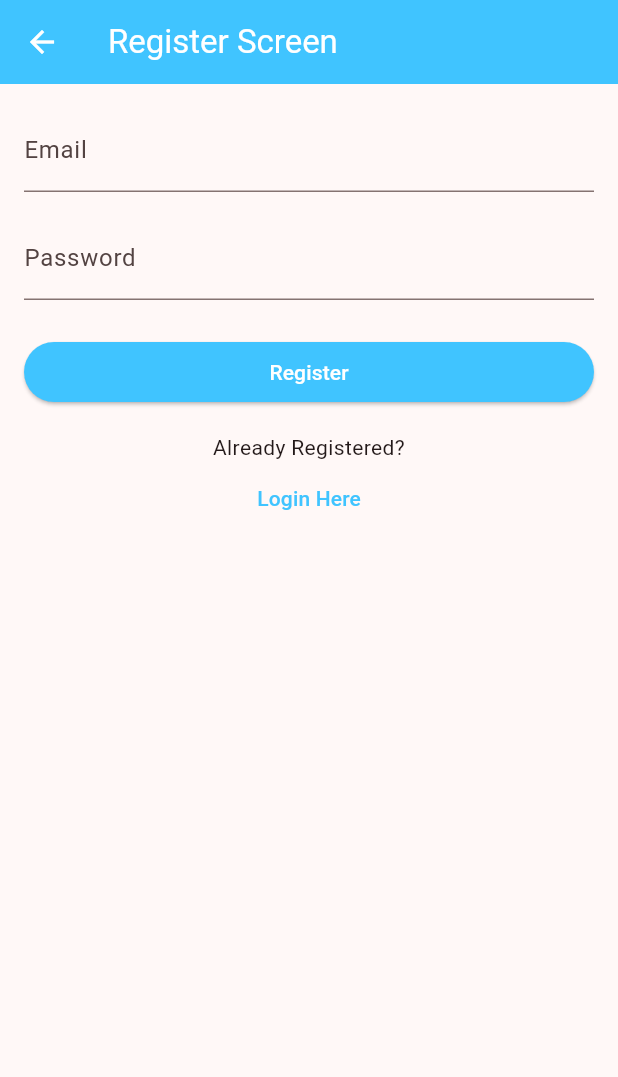
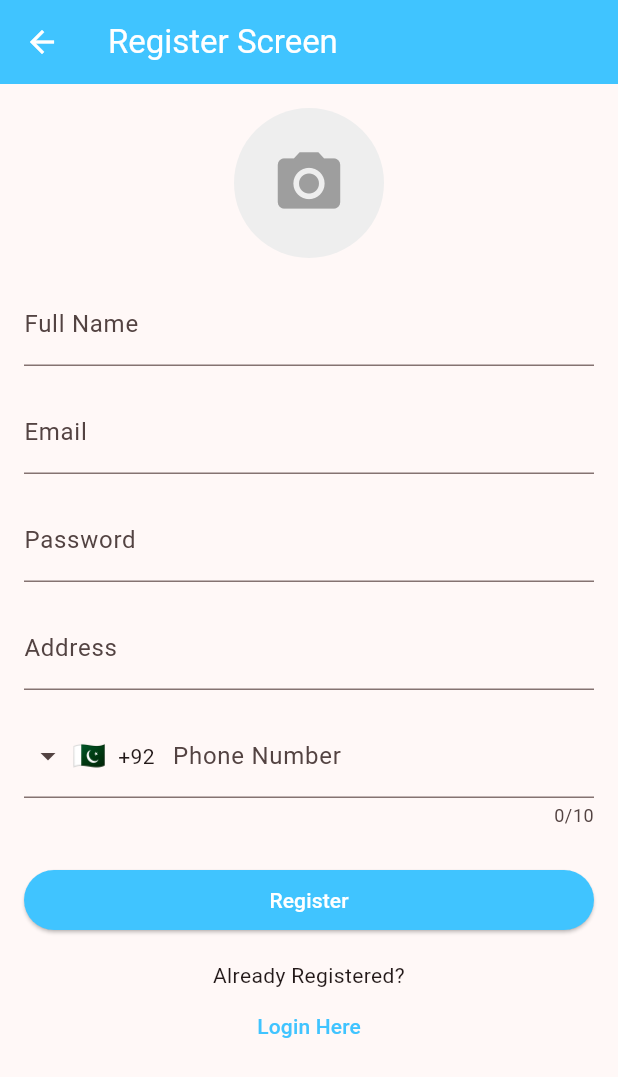
Before and after one commit to alfen-yu/timetrader, a Flutter app: the RegisterView screen opened by its route, on a phone screen of 412 x 824 dp. Shown: the top 1077 px of the screen. Run offline on Flutter 3.47's test engine with Material 3 defaults, Android fonts, the light colour scheme and no system bars; drawn by our look-alikes of intl_phone_field; our stand-ins replace firebase_auth, firebase_core, image_picker, introduction_screen; accounts and stored records are empty; generated files the repository leaves out were written again.

Commit message:
camera gallery permissions and profile picture upload

```diff
--- /dev/null
+++ b/lib/enums/menu_action.dart
@@ -0,0 +1,5 @@
+// pop up menu items enum
+enum MenuAction {
+  settings,
+  logout,
+}
--- a/lib/services/auth/auth_provider.dart
+++ b/lib/services/auth/auth_provider.dart
@@ -7,7 +7,7 @@ abstract class AuthProvider {
   Future<void> initialize();
   AuthUser? get currentUser;
   Future<AuthUser> login({required String email, required String password});
-  Future<AuthUser> createUser({required String email, required String password});
+  Future<AuthUser> createUser({required String email, required String password, required String fullName, required String address, required String phoneNumber});
   Future<void> logout();
   Future<void> sendEmailVerification();
 }
--- a/lib/services/auth/auth_service.dart
+++ b/lib/services/auth/auth_service.dart
@@ -16,7 +16,7 @@ class AuthService implements AuthProvider {
   Future<void> initialize() => provider.initialize();
 
   @override
-  Future<AuthUser> createUser({required String email, required String password}) => provider.createUser(email: email, password: password);
+  Future<AuthUser> createUser({required String email, required String password, required String fullName, required String address, required String phoneNumber}) => provider.createUser(email: email, password: password, fullName: fullName, address: address, phoneNumber: phoneNumber);
 
   @override
   AuthUser? get currentUser => provider.currentUser;
--- a/lib/services/auth/firebase_auth_provider.dart
+++ b/lib/services/auth/firebase_auth_provider.dart
@@ -18,7 +18,7 @@ class FirebaseAuthProvider implements AuthProvider {
 
   @override
   Future<AuthUser> createUser(
-      {required String email, required String password}) async {
+      {required String email, required String password, required String fullName, required String address, required String phoneNumber}) async {
     try {
       await FirebaseAuth.instance
           .createUserWithEmailAndPassword(email: email, password: password);
--- a/lib/views/register_view.dart
+++ b/lib/views/register_view.dart
@@ -1,3 +1,6 @@
+import 'dart:io';
+import 'package:intl_phone_field/intl_phone_field.dart';
+import 'package:image_picker/image_picker.dart';
 import 'package:timetrader/constants/routes.dart';
 import 'package:timetrader/services/auth/auth_exceptions.dart';
 import 'package:timetrader/services/auth/auth_service.dart';
@@ -14,11 +17,18 @@ class RegisterView extends StatefulWidget {
 class _RegisterViewState extends State<RegisterView> {
   late final TextEditingController _email;
   late final TextEditingController _password;
+  late final TextEditingController _fullName;
+  late final TextEditingController _address;
+  late final TextEditingController _phoneNumber;
+  File? _profilePicture;
 
   @override
   void dispose() {
+    _fullName.dispose();
     _email.dispose();
     _password.dispose();
+    _address.dispose();
+    _phoneNumber.dispose();
     super.dispose();
   }
 
@@ -26,7 +36,20 @@ class _RegisterViewState extends State<RegisterView> {
   void initState() {
     _email = TextEditingController();
     _password = TextEditingController();
+    _fullName = TextEditingController();
+    _address = TextEditingController();
+    _phoneNumber = TextEditingController();
     super.initState();
+  }
+
+  Future<void> _pickImage(ImageSource source) async {
+    final picker = ImagePicker();
+    final file = await picker.pickImage(source: source);
+    if (file != null) {
+      setState(() {
+        _profilePicture = File(file.path);
+      });
+    }
   }
 
   @override
@@ -34,18 +57,65 @@ class _RegisterViewState extends State<RegisterView> {
     return Scaffold(
       appBar: AppBar(
         title: const Text('Register Screen'),
-        backgroundColor: Colors.lightBlueAccent, // Main color: light blue
-        foregroundColor: Colors.white, // Font color: white
+        backgroundColor: Colors.lightBlueAccent,
+        foregroundColor: Colors.white,
       ),
       body: SingleChildScrollView(
         padding: const EdgeInsets.all(16.0),
         child: Column(
           crossAxisAlignment: CrossAxisAlignment.stretch,
           children: [
+            GestureDetector(
+              onTap: () async {
+                showModalBottomSheet(
+                    context: context,
+                    builder: (BuildContext context) {
+                      return SafeArea(
+                          child: Column(
+                        mainAxisSize: MainAxisSize.min,
+                        children: <Widget>[
+                          ListTile(
+                            leading: const Icon(Icons.photo_library),
+                            title: const Text('Gallery'),
+                            onTap: () {
+                              Navigator.pop(context);
+                              _pickImage(ImageSource.gallery);
+                            },
+                          ),
+                          ListTile(
+                            leading: const Icon(Icons.photo_camera),
+                            title: const Text('Camera'),
+                            onTap: () {
+                              Navigator.pop(context);
+                              _pickImage(ImageSource.camera);
+                            },
+                          ),
+                        ],
+                      ));
+                    });
+              },
+              child: CircleAvatar(
+                radius: 50,
+                backgroundColor: Colors.grey[200],
+                backgroundImage: _profilePicture != null
+                    ? FileImage(_profilePicture!)
+                    : null,
+                child: _profilePicture == null
+                    ? const Icon(Icons.camera_alt, color: Colors.grey, size: 50)
+                    : null,
+              ),
+            ),
+            const SizedBox(height: 16.0),
+            TextField(
+              controller: _fullName,
+              decoration: const InputDecoration(
+                hintText: 'Enter your full name',
+                labelText: 'Full Name',
+              ),
+            ),
+            const SizedBox(height: 16.0),
             TextField(
               controller: _email,
-              enableSuggestions: false,
-              autocorrect: false,
               keyboardType: TextInputType.emailAddress,
               decoration: const InputDecoration(
                 hintText: 'Enter your email',
@@ -56,33 +126,65 @@ class _RegisterViewState extends State<RegisterView> {
             TextField(
               controller: _password,
               obscureText: true,
-              enableSuggestions: false,
-              autocorrect: false,
               decoration: const InputDecoration(
                 hintText: 'Enter your password',
                 labelText: 'Password',
               ),
             ),
+            const SizedBox(height: 16.0),
+            TextField(
+              controller: _address,
+              decoration: const InputDecoration(
+                hintText: 'Enter your address',
+                labelText: 'Address',
+              ),
+            ),
+            const SizedBox(height: 16.0),
+            IntlPhoneField(
+              controller: _phoneNumber,
+              keyboardType: TextInputType.phone,
+              initialCountryCode: 'PK',
+              decoration: const InputDecoration(
+                labelText: 'Phone Number',
+                hintText: 'Enter your phone number',
+              ),
+            ),
             const SizedBox(height: 24.0),
             ElevatedButton(
               onPressed: () async {
+                // Gather all user data
+                final fullName = _fullName.text;
                 final email = _email.text;
                 final password = _password.text;
+                final address = _address.text;
+                final phoneNumber = _phoneNumber.text;
+
+                // Validate and process registration
                 try {
-                  await AuthService.firebase().createUser(email: email, password: password);
+                  await AuthService.firebase().createUser(
+                    email: email,
+                    password: password,
+                    fullName: fullName,
+                    address: address,
+                    phoneNumber: phoneNumber,
+                  );
                   AuthService.firebase().sendEmailVerification();
                   if (!context.mounted) return;
                   Navigator.of(context).pushNamed(
                     verifyEmailRoute,
                   );
                 } on EmailAlreadyInUseAuthException {
-                  await showErrorDialog(context, 'Email account already in use.');
+                  await showErrorDialog(
+                      context, 'Email account already in use.');
                 } on InvalidEmailAuthException {
-                  await showErrorDialog(context, 'Your email address is invalid!');
+                  await showErrorDialog(
+                      context, 'Your email address is invalid!');
                 } on WeakPasswordAuthException {
-                  await showErrorDialog(context, 'Please enter a strong password!');
+                  await showErrorDialog(
+                      context, 'Please enter a strong password!');
                 } on GenericAuthException {
-                  await showErrorDialog(context, 'An unexpected error occurred.');
+                  await showErrorDialog(
+                      context, 'An unexpected error occurred.');
                 }
               },
               style: ElevatedButton.styleFrom(
@@ -101,7 +203,8 @@ class _RegisterViewState extends State<RegisterView> {
                 );
               },
               style: TextButton.styleFrom(
-                foregroundColor: Colors.lightBlueAccent, // Font color: light blue
+                foregroundColor:
+                    Colors.lightBlueAccent, // Font color: light blue
               ),
               child: const Text('Login Here'),
             ),
--- a/pubspec.yaml
+++ b/pubspec.yaml
@@ -1,5 +1,5 @@
 name: timetrader
-description: "A new Flutter project."
+description: "A Tasking App."
 # The following line prevents the package from being accidentally published to
 # pub.dev using `flutter pub publish`. This is preferred for private packages.
 publish_to: "none" # Remove this line if you wish to publish to pub.dev
@@ -41,6 +41,10 @@ dependencies:
   path_provider: ^2.1.3
   introduction_screen: ^3.1.14
   path: ^1.9.0
+  intl_phone_field: ^3.2.0
+  image_picker: ^1.1.2
+  # permission_handler: ^11.3.1
+  fluttertoast: ^8.2.6
 
 dev_dependencies:
   flutter_test:
```
Also changed, not shown: lib/utilities/permissions.dart (added, +67 -0 lines), lib/views/dashboard/dashboard_view.dart (+41 -1 lines), pubspec.lock, 9 other files.
